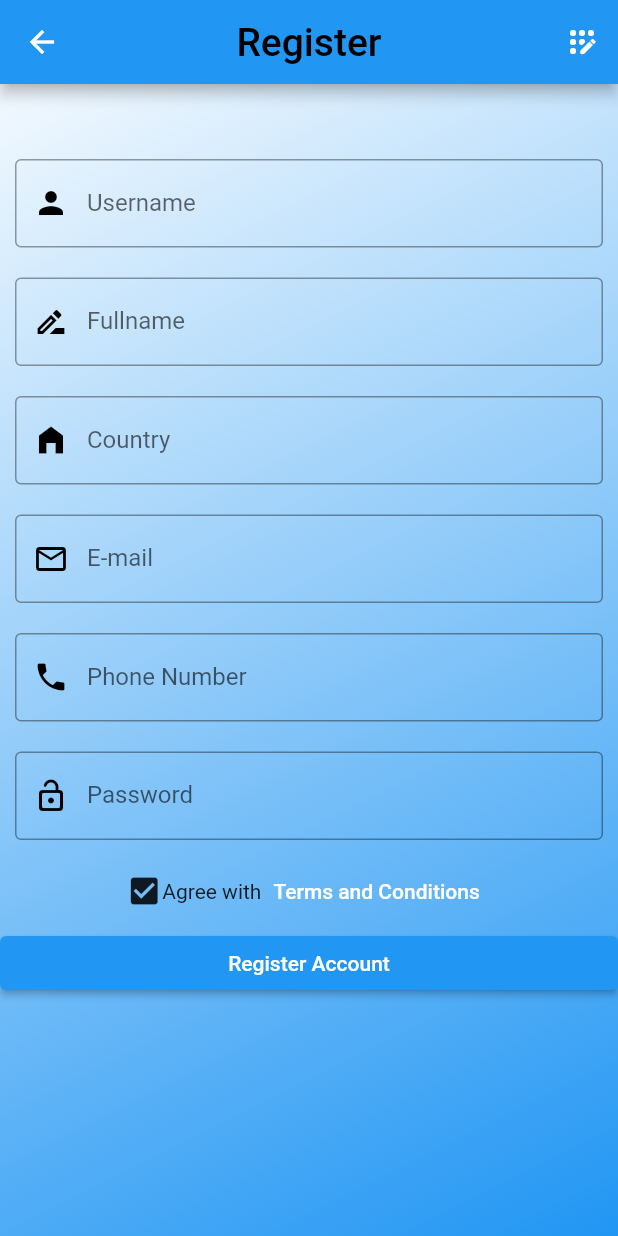
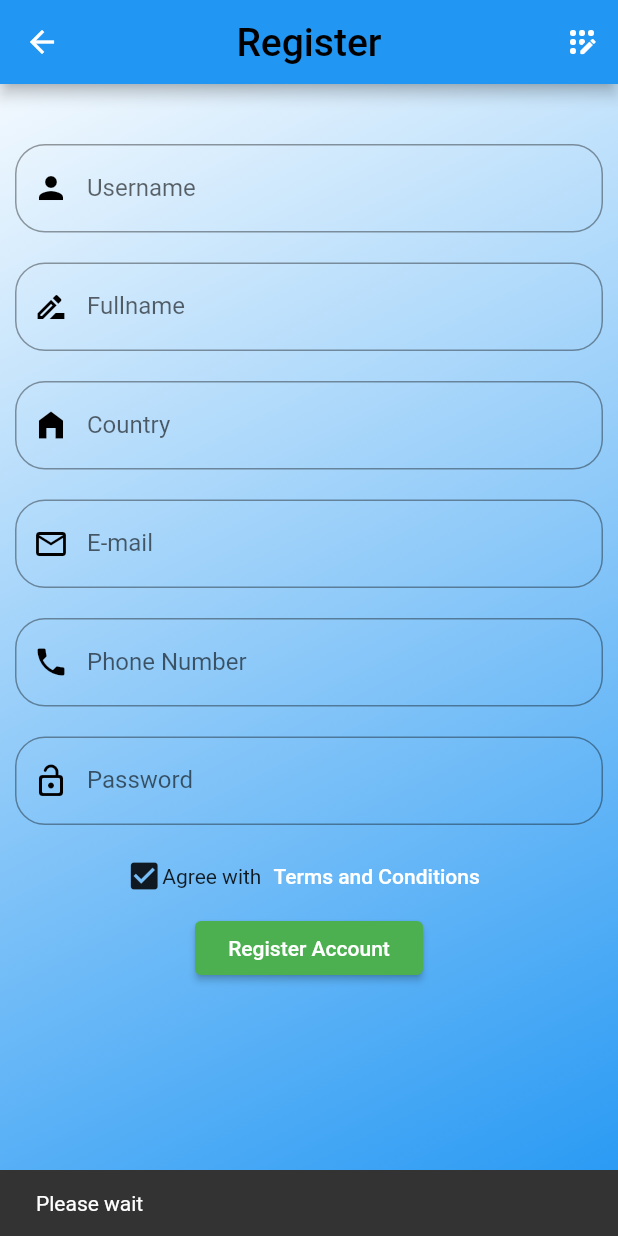
Before and after one commit to arjaycudiamat/first_flutter_app, a Flutter app: the screen it shows after launch, after a tap on "Register Here", on a phone screen of 412 x 824 dp. Run offline on Flutter 3.47's test engine with Material 2 defaults, Android fonts, the phone set to English and light mode, and no system bars.

Commit message:
new updates

```diff
--- a/lib/screens/login.dart
+++ b/lib/screens/login.dart
@@ -1,6 +1,7 @@
+
 import 'package:flutter/material.dart';
-//import 'package:sampleui/screens/dashboard.dart';
 import '/screens/register.dart';
+import '/screens/dashboard.dart';
 
 class LoginPage extends StatefulWidget {
   const LoginPage({Key? key}) : super(key: key);
@@ -43,7 +44,7 @@ class _LoginPageState extends State<LoginPage> {
               Column(
                 children: [
                   SizedBox(
-                    height: 50,
+                    height: 60,
                   ),
                   Container(
                     child: Text('Welcome User!', style: TextStyle(fontSize: 30, fontWeight:FontWeight.bold
@@ -97,6 +98,9 @@ class _LoginPageState extends State<LoginPage> {
                   ),
                   Row(mainAxisAlignment: MainAxisAlignment.spaceBetween, children: [
                     TextButton(onPressed: (){
+                      ScaffoldMessenger.of(context).showSnackBar(
+                        const SnackBar(content: Text('Please wait')),
+                      );
                       Navigator.push(context, MaterialPageRoute(builder: (context) => RegisterPage(),));
                     }, child: Text("Register Here", style: TextStyle(color: Colors.black))),
                     TextButton(onPressed: () {}, child: Text("Forgot Password?",style: TextStyle(color: Colors.black))),
@@ -111,9 +115,9 @@ class _LoginPageState extends State<LoginPage> {
                             ScaffoldMessenger.of(context).showSnackBar(
                               const SnackBar(content: Text('Processing Data')),
                             );
-                            /*Navigator.push(context, MaterialPageRoute(builder: (context) => Dashboard(
-                              username: myController.text,
-                            ),),);*/
+                            Navigator.push(context, MaterialPageRoute(builder: (context) => ProfileDashboard(
+
+                            ),),);
                           }
 
                         },
--- a/lib/screens/register.dart
+++ b/lib/screens/register.dart
@@ -46,7 +46,7 @@ class _RegisterPageState extends State<RegisterPage> {
             children: [
               Column(children: [
                 SizedBox(
-                  height: 40,
+                  height: 30,
                 ),
                 Container(
                   padding: EdgeInsets.all(10),
@@ -61,12 +61,12 @@ class _RegisterPageState extends State<RegisterPage> {
                     decoration: InputDecoration(
                         floatingLabelStyle: TextStyle(color: Colors.black),
                         focusedBorder: OutlineInputBorder(
-                            borderSide: BorderSide(color: Colors.blue)),
+                            borderSide: BorderSide(color: Colors.blue), borderRadius: BorderRadius.circular(20.0)),
                         focusColor: Colors.lightGreen,
                         prefixIcon: Icon(Icons.person),
                         prefixIconColor: Colors.black,
                         labelText: "Username",
-                        border: OutlineInputBorder()),
+                        border: OutlineInputBorder(borderRadius: BorderRadius.circular(20.0))),
                   ),
                 ),
                 Container(
@@ -82,12 +82,12 @@ class _RegisterPageState extends State<RegisterPage> {
                     decoration: InputDecoration(
                         floatingLabelStyle: TextStyle(color: Colors.black),
                         focusedBorder: OutlineInputBorder(
-                            borderSide: BorderSide(color: Colors.blue)),
+                            borderSide: BorderSide(color: Colors.blue), borderRadius: BorderRadius.circular(20.0)),
                         focusColor: Colors.lightGreen,
                         prefixIcon: Icon(Icons.drive_file_rename_outline_outlined),
                         prefixIconColor: Colors.black,
                         labelText: "Fullname",
-                        border: OutlineInputBorder()),
+                        border: OutlineInputBorder(borderRadius: BorderRadius.circular(20.0))),
                   ),
                 ),
                 Container(
@@ -103,12 +103,12 @@ class _RegisterPageState extends State<RegisterPage> {
                     decoration: InputDecoration(
                         floatingLabelStyle: TextStyle(color: Colors.black),
                         focusedBorder: OutlineInputBorder(
-                            borderSide: BorderSide(color: Colors.blue)),
+                            borderSide: BorderSide(color: Colors.blue), borderRadius: BorderRadius.circular(20.0)),
                         focusColor: Colors.lightGreen,
                         prefixIcon: Icon(Icons.home_filled),
                         prefixIconColor: Colors.black,
                         labelText: "Country",
-                        border: OutlineInputBorder()),
+                        border: OutlineInputBorder(borderRadius: BorderRadius.circular(20.0))),
                   ),
                 ),Container(
                   padding: EdgeInsets.all(10),
@@ -123,12 +123,12 @@ class _RegisterPageState extends State<RegisterPage> {
                     decoration: InputDecoration(
                         floatingLabelStyle: TextStyle(color: Colors.black),
                         focusedBorder: OutlineInputBorder(
-                            borderSide: BorderSide(color: Colors.blue)),
+                            borderSide: BorderSide(color: Colors.blue), borderRadius: BorderRadius.circular(20.0)),
                         focusColor: Colors.lightGreen,
                         prefixIcon: Icon(Icons.email_outlined),
                         prefixIconColor: Colors.black,
                         labelText: "E-mail",
-                        border: OutlineInputBorder()),
+                        border: OutlineInputBorder(borderRadius: BorderRadius.circular(20.0))),
                   ),
                 ),
 
@@ -145,12 +145,12 @@ class _RegisterPageState extends State<RegisterPage> {
                     decoration: InputDecoration(
                         floatingLabelStyle: TextStyle(color: Colors.black),
                         focusedBorder: OutlineInputBorder(
-                            borderSide: BorderSide(color: Colors.blue)),
+                            borderSide: BorderSide(color: Colors.blue), borderRadius: BorderRadius.circular(20.0)),
                         focusColor: Colors.lightGreen,
                         prefixIcon: Icon(Icons.phone),
                         prefixIconColor: Colors.black,
                         labelText: "Phone Number",
-                        border: OutlineInputBorder()),
+                        border: OutlineInputBorder(borderRadius: BorderRadius.circular(20.0))),
                   ),
                 ),Container(
                   padding: EdgeInsets.all(10),
@@ -164,20 +164,22 @@ class _RegisterPageState extends State<RegisterPage> {
                     decoration: InputDecoration(
                         floatingLabelStyle: TextStyle(color: Colors.black),
                         focusedBorder: OutlineInputBorder(
-                            borderSide: BorderSide(color: Colors.blue)),
+                            borderSide: BorderSide(color: Colors.blue), borderRadius: BorderRadius.circular(20.0)),
                         focusColor: Colors.lightGreen,
                         prefixIcon: Icon(Icons.lock_open_rounded),
                         prefixIconColor: Colors.black,
                         labelText: "Password",
-                        border: OutlineInputBorder()),
+                        border: OutlineInputBorder(borderRadius: BorderRadius.circular(20.0))),
                   ),
                 ),
                 Row(
                   mainAxisAlignment: MainAxisAlignment.center,
                   children: [Icon(Icons.check_box),Text("Agree with"),TextButton(onPressed: (){}, child: Text("Terms and Conditions",style: TextStyle(color: Colors.white)))],)
               ]),
-              ElevatedButton(
-                  style: ElevatedButton.styleFrom(backgroundColor: Colors.blue),
+              Container(
+                padding: const EdgeInsets.symmetric(horizontal: 130.0),
+                child: ElevatedButton(
+                  style: ElevatedButton.styleFrom(backgroundColor: Colors.green),
                   onPressed: (){
                     if (_formKey.currentState!.validate()) {
                       // If the form is valid, display a snackbar. In the real world,
@@ -188,6 +190,7 @@ class _RegisterPageState extends State<RegisterPage> {
                       Navigator.pop(context);
                     }
                   }, child: Text("Register Account"))
+              )
 
 
             ],
```
Also changed, not shown: lib/screens/dashboard.dart (+124 -0 lines).
